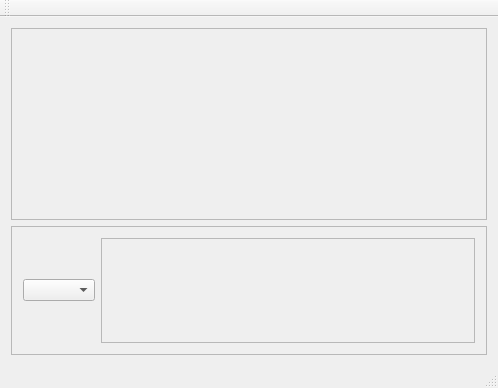
Old version of the form mainwindow.ui in the repository jasvir99/Journey_CSULB.
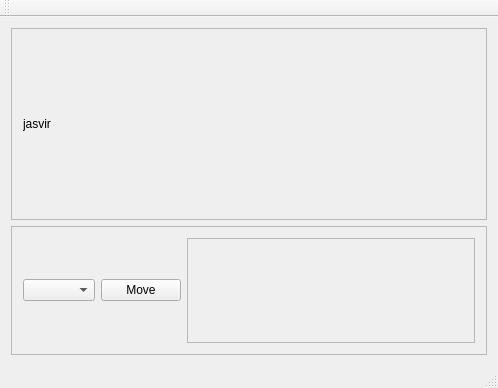
New version of the form.

Commit message: -> adds x and y co-ordinates of places -> adds places 9-20 -> adds some basic functions for movement of label

What changed in the file:
```diff
--- a/mainwindow.ui
+++ b/mainwindow.ui
@@ -36,6 +36,25 @@
         </rect>
        </property>
        <layout class="QHBoxLayout" name="horizontalLayout_2">
+        <item>
+         <widget class="QLabel" name="player1">
+          <property name="minimumSize">
+           <size>
+            <width>50</width>
+            <height>0</height>
+           </size>
+          </property>
+          <property name="maximumSize">
+           <size>
+            <width>10</width>
+            <height>20</height>
+           </size>
+          </property>
+          <property name="text">
+           <string>jasvir</string>
+          </property>
+         </widget>
+        </item>
         <item>
          <widget class="QLabel" name="mainImage">
           <property name="text">
@@ -71,6 +90,13 @@
         <item>
          <widget class="QComboBox" name="rooms"/>
         </item>
+        <item>
+         <widget class="QPushButton" name="move">
+          <property name="text">
+           <string>Move</string>
+          </property>
+         </widget>
+        </item>
         <item>
          <widget class="QScrollArea" name="scrollArea_3">
           <property name="widgetResizable">
@@ -81,7 +107,7 @@
             <rect>
              <x>0</x>
              <y>0</y>
-             <width>369</width>
+             <width>278</width>
              <height>107</height>
             </rect>
            </property>
```
The commit also changes 3 other files.
